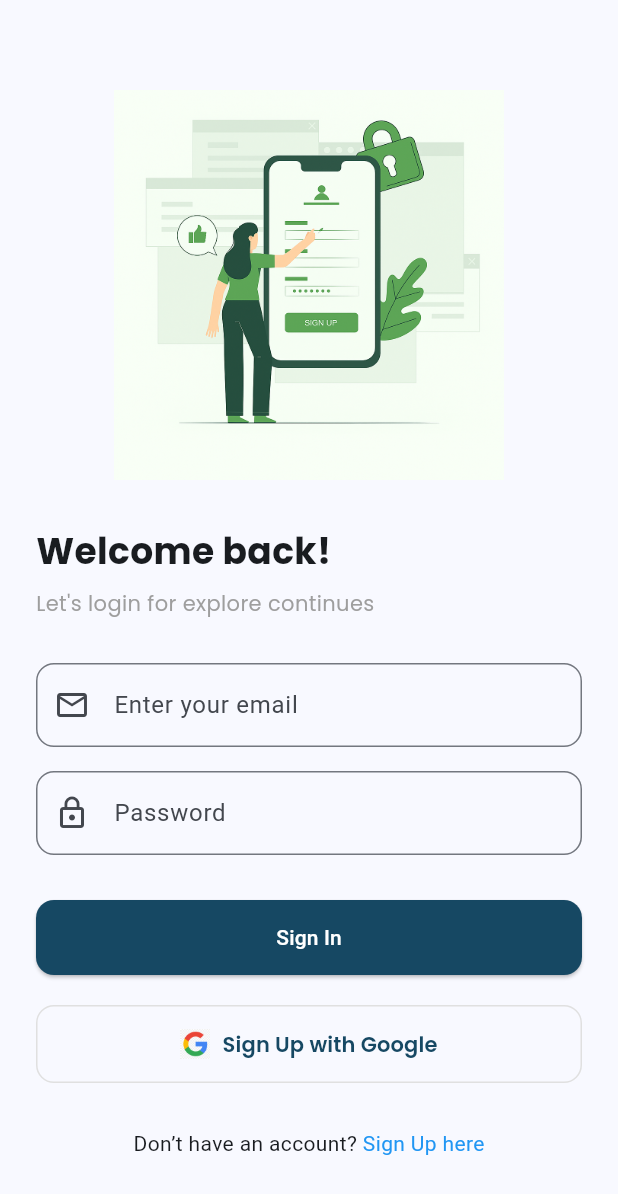
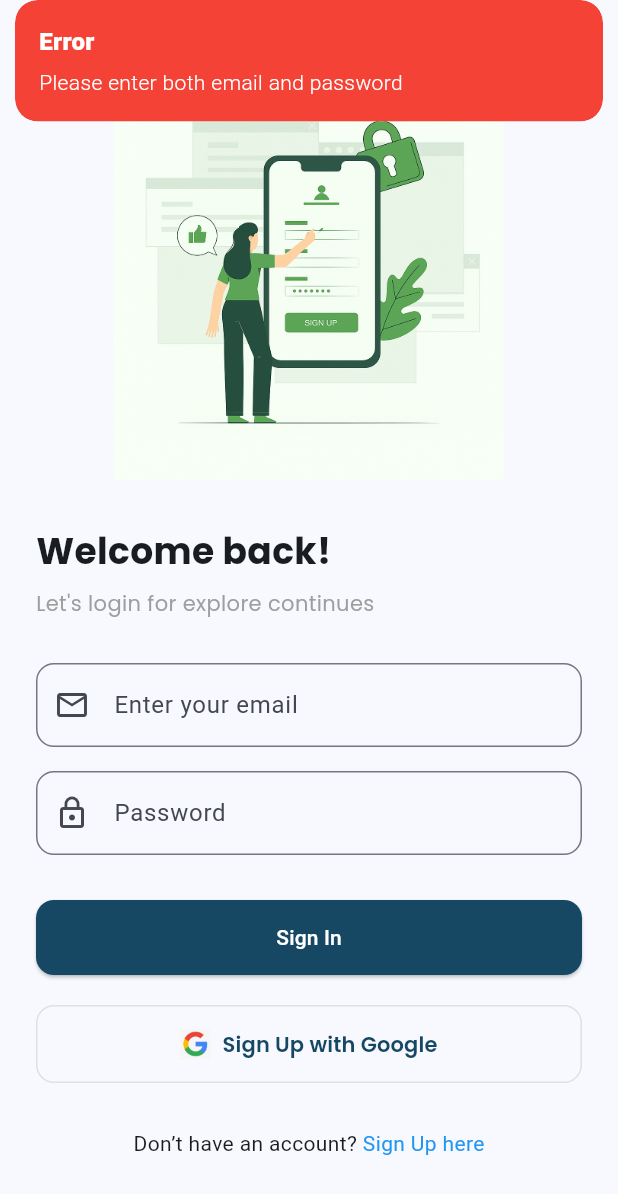
Before and after one commit to newtonkim/CircleTalk-mob, a Flutter app: the screen it shows after launch, after a tap on "Sign In", on a phone screen of 412 x 824 dp. Shown: the top 1194 px of the screen. Run offline on Flutter 3.47's test engine with Material 3 defaults, Android fonts, the phone set to English and light mode, and no system bars; our stand-ins replace get, google_fonts.

Commit message:
add snackbar for validation for both login and register

```diff
--- a/lib/views/login_page.dart
+++ b/lib/views/login_page.dart
@@ -4,8 +4,47 @@ import 'package:flutter/material.dart';
 import 'package:google_fonts/google_fonts.dart';
 import 'package:circle_talk_mob/views/widget/sign_up_page.dart';
 
-class LoginPage extends StatelessWidget {
+import 'package:flutter/material.dart';
+import 'package:get/get.dart';
+import 'verification_page.dart';
+import 'package:google_fonts/google_fonts.dart';
+import 'package:circle_talk_mob/views/widget/sign_up_page.dart';
+
+class LoginPage extends StatefulWidget {
   const LoginPage({super.key});
+
+  @override
+  State<LoginPage> createState() => _LoginPageState();
+}
+
+class _LoginPageState extends State<LoginPage> {
+  final TextEditingController emailController = TextEditingController();
+  final TextEditingController passwordController = TextEditingController();
+
+  @override
+  void dispose() {
+    emailController.dispose();
+    passwordController.dispose();
+    super.dispose();
+  }
+
+  void signIn() {
+    final email = emailController.text.trim();
+    final password = passwordController.text.trim();
+
+    if (email.isEmpty || password.isEmpty) {
+      Get.snackbar(
+        'Error',
+        'Please enter both email and password',
+        snackPosition: SnackPosition.TOP,
+        backgroundColor: Colors.red,
+        colorText: Colors.white,
+      );
+      return;
+    }
+
+    // TODO: Implement actual sign-in logic here
+  }
 
   @override
   Widget build(BuildContext context) {
@@ -40,6 +79,7 @@ class LoginPage extends StatelessWidget {
                 ),
                 const SizedBox(height: 30),
                 TextField(
+                  controller: emailController,
                   decoration: InputDecoration(
                     hintText: 'Enter your email',
                     border: OutlineInputBorder(
@@ -50,6 +90,7 @@ class LoginPage extends StatelessWidget {
                 ),
                 const SizedBox(height: 16),
                 TextField(
+                  controller: passwordController,
                   obscureText: true,
                   decoration: InputDecoration(
                     hintText: 'Password',
@@ -62,7 +103,7 @@ class LoginPage extends StatelessWidget {
                 ),
                 const SizedBox(height: 30),
                 ElevatedButton(
-                  onPressed: () {},
+                  onPressed: signIn,
                   style: ElevatedButton.styleFrom(
                     minimumSize: Size(size.width, 50),
                     backgroundColor: const Color(0xFF164863),
--- a/lib/views/widget/sign_up_page.dart
+++ b/lib/views/widget/sign_up_page.dart
@@ -163,9 +163,14 @@ class _SignUpPageState extends State<SignUpPage> {
       password: _passwordController.text.trim(),
       confirmPassword: _confirmPasswordController.text.trim(),
     );
-                              }else {
-                                Get.snackbar('Error', 'Please fill in all fields correctly',
-                                    snackPosition: SnackPosition.BOTTOM);
+  } else {
+    Get.snackbar(
+      'Error',
+      'Please fill all fields correctly',
+      snackPosition: SnackPosition.BOTTOM,
+      backgroundColor: Colors.red,
+      colorText: Colors.white,
+    );
   }
 },
  child: const Text("Sign Up", style: TextStyle(color: Colors.white)),
```
Also changed, not shown: lib/controllers/authentication.dart (+6 -1 lines), 1 other file. Lines whose indentation alone changed are shown as unchanged.
